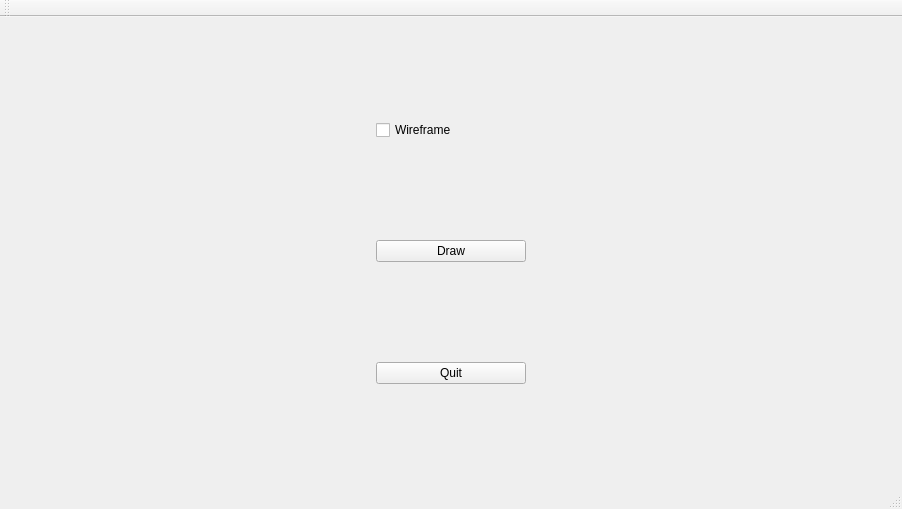
Lyriix/EXPO, file src/local/interface/mainwindow.ui: the form before one commit.
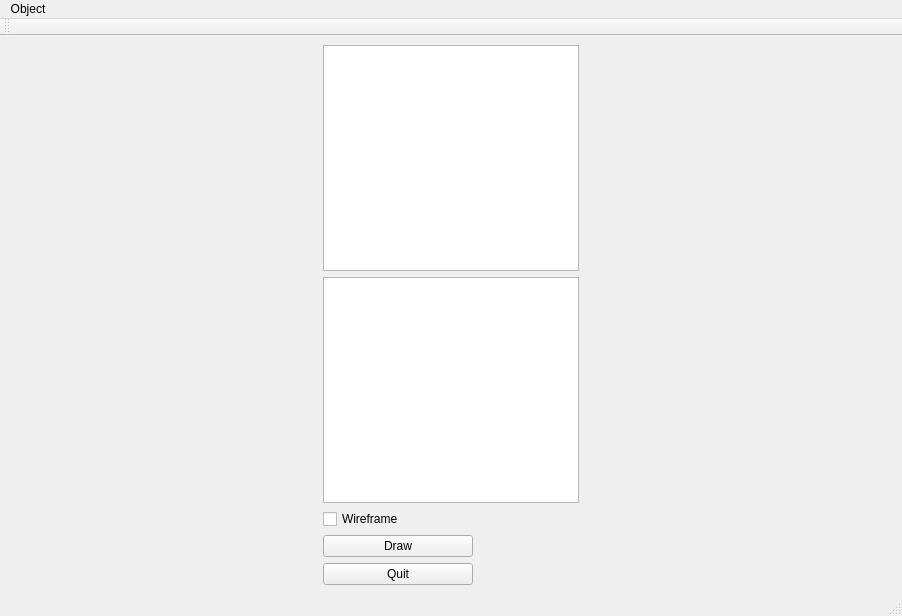
The form after the commit.

```diff
--- a/src/local/interface/mainwindow.ui
+++ b/src/local/interface/mainwindow.ui
@@ -7,7 +7,7 @@
     <x>0</x>
     <y>0</y>
     <width>902</width>
-    <height>509</height>
+    <height>616</height>
    </rect>
   </property>
   <property name="sizePolicy">
@@ -28,11 +28,32 @@
    </property>
    <layout class="QHBoxLayout" name="horizontalLayout">
     <item>
-     <layout class="QGridLayout" name="gridLayout">
-      <property name="sizeConstraint">
-       <enum>QLayout::SetFixedSize</enum>
-      </property>
-      <item row="0" column="0">
+     <layout class="QVBoxLayout" name="verticalLayout_3">
+      <item>
+       <layout class="QVBoxLayout" name="layoutList">
+        <item>
+         <widget class="QTreeView" name="treeView">
+          <property name="sizePolicy">
+           <sizepolicy hsizetype="Minimum" vsizetype="Minimum">
+            <horstretch>0</horstretch>
+            <verstretch>0</verstretch>
+           </sizepolicy>
+          </property>
+         </widget>
+        </item>
+        <item>
+         <widget class="QTableView" name="tableView">
+          <property name="sizePolicy">
+           <sizepolicy hsizetype="Minimum" vsizetype="Minimum">
+            <horstretch>0</horstretch>
+            <verstretch>0</verstretch>
+           </sizepolicy>
+          </property>
+         </widget>
+        </item>
+       </layout>
+      </item>
+      <item>
        <widget class="QCheckBox" name="wireframe">
         <property name="sizePolicy">
          <sizepolicy hsizetype="Fixed" vsizetype="Fixed">
@@ -51,7 +72,7 @@
         </property>
        </widget>
       </item>
-      <item row="1" column="0">
+      <item>
        <widget class="QPushButton" name="draw">
         <property name="sizePolicy">
          <sizepolicy hsizetype="Fixed" vsizetype="Fixed">
@@ -70,7 +91,7 @@
         </property>
        </widget>
       </item>
-      <item row="2" column="0">
+      <item>
        <widget class="QPushButton" name="quit">
         <property name="sizePolicy">
          <sizepolicy hsizetype="Fixed" vsizetype="Fixed">
@@ -106,9 +127,15 @@
      <x>0</x>
      <y>0</y>
      <width>902</width>
-     <height>24</height>
+     <height>22</height>
     </rect>
    </property>
+   <widget class="QMenu" name="menuEye_3D">
+    <property name="title">
+     <string>Object</string>
+    </property>
+   </widget>
+   <addaction name="menuEye_3D"/>
   </widget>
   <widget class="QStatusBar" name="statusbar"/>
   <widget class="QToolBar" name="toolBar">
@@ -119,7 +146,7 @@
     <enum>TopToolBarArea</enum>
    </attribute>
    <attribute name="toolBarBreak">
-    <bool>false</bool>
+    <bool>true</bool>
    </attribute>
   </widget>
  </widget>
```
